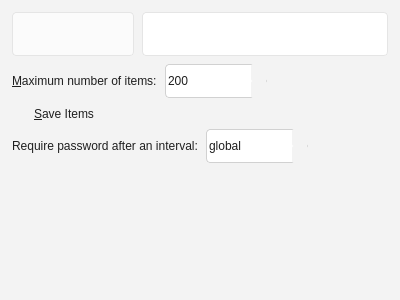
Before: the Qt Designer form src/ui/tabpropertieswidget.ui in ForgetiExistence/CopyQ, drawn with Qt 5.
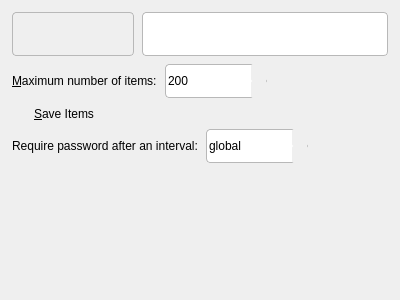
After: the same form once the commit is applied. Custom widgets are drawn as their Qt base class.

Commit message: Fix Win11 regressions: blank window, invisible menus, forced light theme

The edit to the form file:
```diff
--- a/src/ui/tabpropertieswidget.ui
+++ b/src/ui/tabpropertieswidget.ui
@@ -17,11 +17,11 @@
    <string notr="true">/* Windows 11 Fluent Design */
 
 QWidget {
-    background-color: #F3F3F3;
+    background-color: palette(window);
 }
 
 QLabel {
-    color: #1F1F1F;
+    color: palette(text);
     background: transparent;
 }
 
@@ -30,9 +30,9 @@
     padding: 5px 12px;
     min-height: 24px;
     min-width: 96px;
-    border: 1px solid #E5E5E5;
-    background-color: #FBFBFB;
-    color: #1F1F1F;
+    border: 1px solid palette(mid);
+    background-color: palette(button);
+    color: palette(text);
 }
 
 QPushButton:hover {
@@ -44,17 +44,17 @@
 }
 
 QPushButton:disabled {
-    background-color: #F3F3F3;
-    border: 1px solid #E5E5E5;
-    color: #A0A0A0;
+    background-color: palette(window);
+    border: 1px solid palette(mid);
+    color: palette(mid);
 }
 
 QLineEdit, QTextEdit, QPlainTextEdit {
     border-radius: 4px;
-    border: 1px solid #D1D1D1;
+    border: 1px solid palette(mid);
     padding: 5px 8px;
-    background-color: #FFFFFF;
-    color: #1F1F1F;
+    background-color: palette(base);
+    color: palette(text);
 }
 
 QLineEdit:focus, QTextEdit:focus, QPlainTextEdit:focus {
@@ -63,11 +63,11 @@
 
 QComboBox {
     border-radius: 4px;
-    border: 1px solid #D1D1D1;
+    border: 1px solid palette(mid);
     padding: 5px 8px;
     min-height: 24px;
-    background-color: #FFFFFF;
-    color: #1F1F1F;
+    background-color: palette(base);
+    color: palette(text);
 }
 
 QComboBox:focus {
@@ -84,20 +84,20 @@
 
 QGroupBox {
     border-radius: 8px;
-    border: 1px solid #E5E5E5;
+    border: 1px solid palette(mid);
     margin-top: 12px;
     padding: 12px;
-    background-color: #FBFBFB;
+    background-color: palette(button);
 }
 
 QListWidget, QTreeWidget, QTableWidget {
     border-radius: 8px;
-    border: 1px solid #E5E5E5;
-    background-color: #FFFFFF;
+    border: 1px solid palette(mid);
+    background-color: palette(base);
 }
 
 QTabWidget::pane {
-    border: 1px solid #E5E5E5;
+    border: 1px solid palette(mid);
     border-radius: 8px;
 }
 
@@ -105,13 +105,13 @@
     border-radius: 4px;
     padding: 6px 16px;
     margin-right: 4px;
-    background-color: #F3F3F3;
-    color: #1F1F1F;
+    background-color: palette(window);
+    color: palette(text);
 }
 
 QTabBar::tab:selected {
-    background-color: #0078D4;
-    color: #FFFFFF;
+    background-color: palette(highlight);
+    color: palette(highlighted-text);
 }
 
 QScrollBar {
@@ -122,7 +122,7 @@
 }
 
 QScrollBar::handle {
-    background: #C0C0C0;
+    background: palette(mid);
     border-radius: 4px;
     min-height: 24px;
 }
@@ -139,7 +139,7 @@
 }
 
 QDialog {
-    background-color: #F3F3F3;
+    background-color: palette(window);
 }
 
 QSpinBox {
@@ -147,16 +147,16 @@
     min-width: 80px;
     padding-right: 4px;
     border-radius: 4px;
-    border: 1px solid #D1D1D1;
-    background-color: #FFFFFF;
-    color: #1F1F1F;
+    border: 1px solid palette(mid);
+    background-color: palette(base);
+    color: palette(text);
 }
 
 QSpinBox::up-button, QSpinBox::down-button {
     subcontrol-origin: border;
     width: 16px;
     border: none;
-    background: #F3F3F3;
+    background: palette(window);
     border-radius: 2px;
 }
 
@@ -174,7 +174,7 @@
     height: 0;
     border-left: 4px solid transparent;
     border-right: 4px solid transparent;
-    border-bottom: 5px solid #1F1F1F;
+    border-bottom: 5px solid palette(text);
 }
 
 QSpinBox::down-arrow {
@@ -183,7 +183,7 @@
     height: 0;
     border-left: 4px solid transparent;
     border-right: 4px solid transparent;
-    border-top: 5px solid #1F1F1F;
+    border-top: 5px solid palette(text);
 }</string>
   </property>
   <layout class="QVBoxLayout" name="verticalLayout">
@@ -221,9 +221,9 @@
     padding: 5px 12px;
     min-height: 32px;
     min-width: 96px;
-    border: 1px solid #E5E5E5;
-    background-color: #FBFBFB;
-    color: #1F1F1F;
+    border: 1px solid palette(mid);
+    background-color: palette(button);
+    color: palette(text);
 }
 
 QPushButton:hover {
@@ -252,12 +252,12 @@
        </property>
        <property name="styleSheet">
         <string notr="true">QLabel {
-    color: #1F1F1F;
+    color: palette(text);
     background: transparent;
     padding: 5px 8px;
     border-radius: 4px;
-    border: 1px solid #E5E5E5;
-    background-color: #FFFFFF;
+    border: 1px solid palette(mid);
+    background-color: palette(base);
 }</string>
        </property>
        <property name="text">
@@ -279,7 +279,7 @@
        </property>
        <property name="styleSheet">
         <string notr="true">QLabel {
-    color: #1F1F1F;
+    color: palette(text);
     background: transparent;
 }</string>
        </property>
@@ -305,16 +305,16 @@
     min-width: 80px;
     padding-right: 4px;
     border-radius: 4px;
-    border: 1px solid #D1D1D1;
-    background-color: #FFFFFF;
-    color: #1F1F1F;
+    border: 1px solid palette(mid);
+    background-color: palette(base);
+    color: palette(text);
 }
 
 QSpinBox::up-button, QSpinBox::down-button {
     subcontrol-origin: border;
     width: 16px;
     border: none;
-    background: #F3F3F3;
+    background: palette(window);
     border-radius: 2px;
 }
 
@@ -332,7 +332,7 @@
     height: 0;
     border-left: 4px solid transparent;
     border-right: 4px solid transparent;
-    border-bottom: 5px solid #1F1F1F;
+    border-bottom: 5px solid palette(text);
 }
 
 QSpinBox::down-arrow {
@@ -341,7 +341,7 @@
     height: 0;
     border-left: 4px solid transparent;
     border-right: 4px solid transparent;
-    border-top: 5px solid #1F1F1F;
+    border-top: 5px solid palette(text);
 }</string>
        </property>
        <property name="specialValueText">
@@ -379,7 +379,7 @@
         <string notr="true">QCheckBox {
     spacing: 8px;
     background: transparent;
-    color: #1F1F1F;
+    color: palette(text);
 }</string>
        </property>
        <property name="text">
@@ -399,7 +399,7 @@
          </property>
          <property name="styleSheet">
           <string notr="true">QLabel {
-    color: #1F1F1F;
+    color: palette(text);
     background: transparent;
 }</string>
          </property>
@@ -425,16 +425,16 @@
     min-width: 80px;
     padding-right: 4px;
     border-radius: 4px;
-    border: 1px solid #D1D1D1;
-    background-color: #FFFFFF;
-    color: #1F1F1F;
+    border: 1px solid palette(mid);
+    background-color: palette(base);
+    color: palette(text);
 }
 
 QSpinBox::up-button, QSpinBox::down-button {
     subcontrol-origin: border;
     width: 16px;
     border: none;
-    background: #F3F3F3;
+    background: palette(window);
     border-radius: 2px;
 }
 
@@ -452,7 +452,7 @@
     height: 0;
     border-left: 4px solid transparent;
     border-right: 4px solid transparent;
-    border-bottom: 5px solid #1F1F1F;
+    border-bottom: 5px solid palette(text);
 }
 
 QSpinBox::down-arrow {
@@ -461,7 +461,7 @@
     height: 0;
     border-left: 4px solid transparent;
     border-right: 4px solid transparent;
-    border-top: 5px solid #1F1F1F;
+    border-top: 5px solid palette(text);
 }</string>
          </property>
          <property name="toolTip">
```
Left out of the diff: 30 changed lines with no effect on the pictures. The commit also changes 34 other files.
